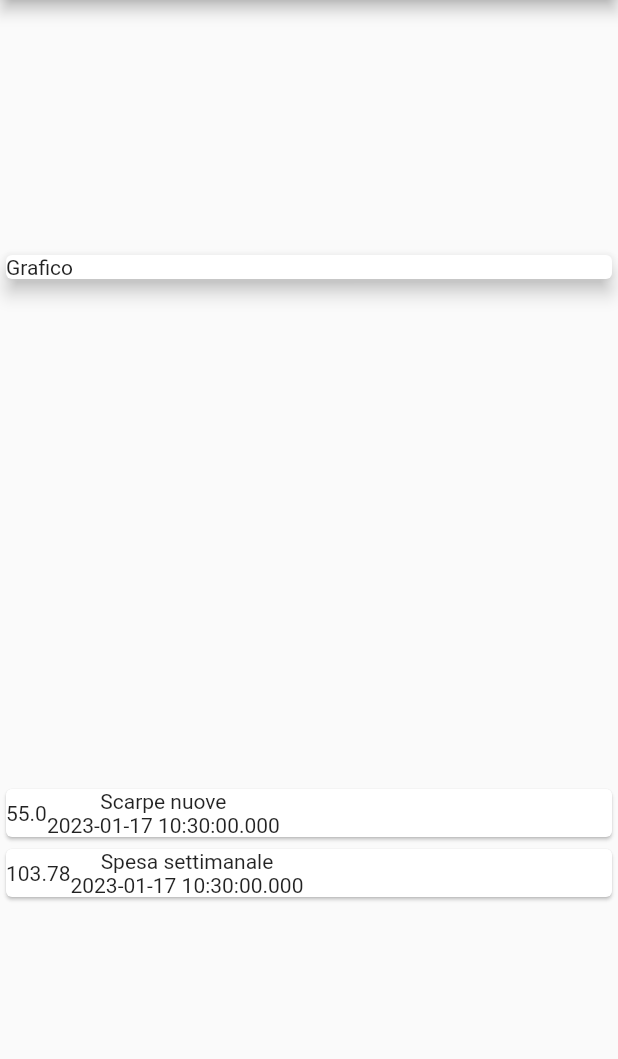
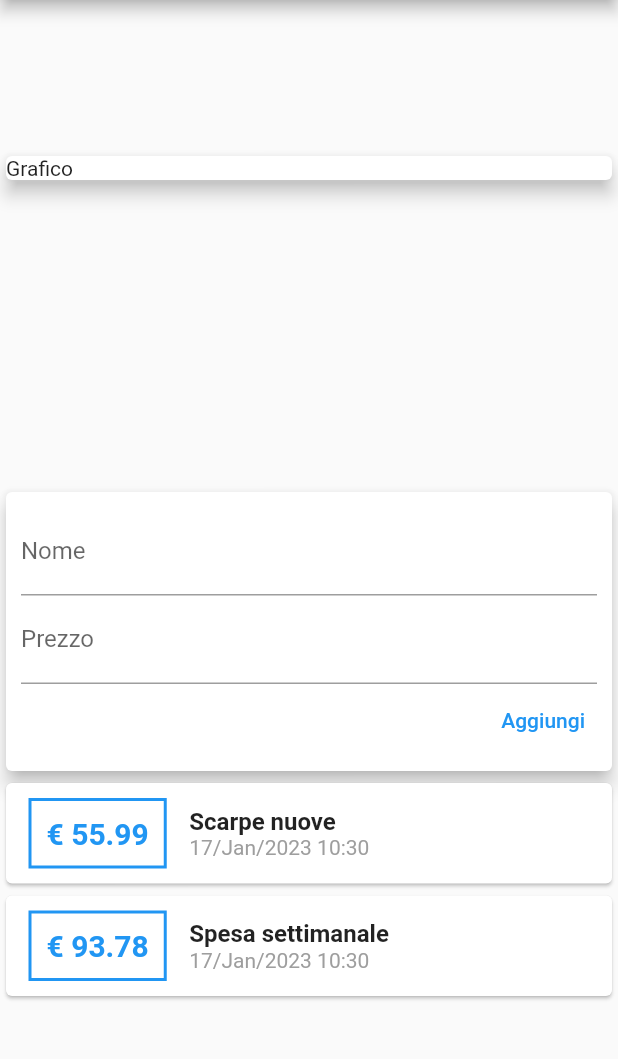
Before and after one commit to DavideIsaia/app_spese, a Flutter app: the screen it shows after launch, on a phone screen of 412 x 824 dp, the part 84-1143 px from its top. Run offline on Flutter 3.47's test engine with Material 2 defaults, Android fonts, the phone set to English and light mode, and no system bars.

Commit message:
suddiviso il main in widgets e possibilità di aggiungere nuovi elementi alla lista

```diff
--- a/lib/main.dart
+++ b/lib/main.dart
@@ -1,4 +1,5 @@
-import 'package:app_spese/transaction.dart';
+import 'package:app_spese/widgets/new_transaction.dart';
+import 'package:app_spese/widgets/user_transactions.dart';
 import 'package:flutter/material.dart';
 
 void main() => runApp(MyApp());
@@ -14,15 +15,12 @@ class MyApp extends StatelessWidget {
 }
 
 class MyHomePage extends StatelessWidget {
-  final List<Transaction> transactions = [
-    Transaction(
-        id: 't1', title: 'Scarpe nuove', amount: 55.00, date: DateTime.now()),
-    Transaction(
-        id: 't1',
-        title: 'Spesa settimanale',
-        amount: 103.78,
-        date: DateTime.now())
-  ];
+  // String titleInput = "";
+  // String amountInput = "";
+
+  final titleController = TextEditingController();
+  final amountController = TextEditingController();
+
   @override
   Widget build(BuildContext context) {
     return Scaffold(
@@ -40,25 +38,7 @@ class MyHomePage extends StatelessWidget {
               elevation: 5,
             ),
           ),
-          Column(
-            children: transactions.map((tx) {
-              return Card(
-                child: Row(
-                  children: <Widget>[
-                    Container(
-                      child: Text(tx.amount.toString()),
-                    ),
-                    Column(
-                      children: <Widget>[
-                        Text(tx.title),
-                        Text(tx.date.toString())
-                      ],
-                    )
-                  ],
-                ),
-              );
-            }).toList(),
-          )
+          UserTransactions()
         ],
       ),
     );
--- /dev/null
+++ b/lib/widgets/new_transaction.dart
@@ -0,0 +1,43 @@
+import 'package:flutter/src/widgets/container.dart';
+import 'package:flutter/src/widgets/framework.dart';
+import 'package:flutter/material.dart';
+
+class NewTransaction extends StatelessWidget {
+  final titleController = TextEditingController();
+  final amountController = TextEditingController();
+  final Function addTx;
+  NewTransaction(this.addTx);
+
+  @override
+  Widget build(BuildContext context) {
+    return Card(
+      elevation: 5,
+      child: Container(
+        padding: EdgeInsets.all(10),
+        child: Column(crossAxisAlignment: CrossAxisAlignment.end, children: [
+          TextField(
+            decoration: InputDecoration(labelText: 'Nome'),
+            controller: titleController,
+            // onChanged: (val) {
+            //   titleInput = val;
+            // },
+          ),
+          TextField(
+            decoration: InputDecoration(labelText: 'Prezzo'),
+            controller: amountController,
+            // onChanged: (val) {
+            //   amountInput = val;
+            // },
+          ),
+          TextButton(
+              onPressed: () {
+                //riesco a vedere questo metodo privato di user_transaction grazie alle righe 8 e 9
+                addTx(
+                    titleController.text, double.parse(amountController.text));
+              },
+              child: Text('Aggiungi'))
+        ]),
+      ),
+    );
+  }
+}
--- /dev/null
+++ b/lib/widgets/transaction_list.dart
@@ -0,0 +1,51 @@
+import 'package:flutter/src/widgets/container.dart';
+import 'package:flutter/src/widgets/framework.dart';
+import 'package:flutter/material.dart';
+import '../models/transaction.dart';
+import 'package:intl/intl.dart';
+
+class TransactionList extends StatelessWidget {
+  final List<Transaction> transactions;
+  TransactionList(this.transactions);
+
+  @override
+  Widget build(BuildContext context) {
+    return Column(
+      children: transactions.map((tx) {
+        return Card(
+          child: Row(
+            children: <Widget>[
+              Container(
+                margin: EdgeInsets.symmetric(vertical: 10, horizontal: 15),
+                decoration: BoxDecoration(
+                    border: Border.all(color: Colors.blue, width: 2)),
+                padding: EdgeInsets.all(10),
+                child: Text(
+                  '€ ${tx.amount}',
+                  style: TextStyle(
+                    fontWeight: FontWeight.bold,
+                    fontSize: 20,
+                    color: Colors.blue,
+                  ),
+                ),
+              ),
+              Column(
+                crossAxisAlignment: CrossAxisAlignment.start,
+                children: <Widget>[
+                  Text(
+                    tx.title,
+                    style: TextStyle(fontSize: 16, fontWeight: FontWeight.bold),
+                  ),
+                  Text(
+                    DateFormat('dd/MMM/yyyy hh:mm').format(tx.date),
+                    style: TextStyle(color: Colors.grey),
+                  )
+                ],
+              )
+            ],
+          ),
+        );
+      }).toList(),
+    );
+  }
+}
--- /dev/null
+++ b/lib/widgets/user_transactions.dart
@@ -0,0 +1,46 @@
+import 'package:flutter/src/widgets/container.dart';
+import 'package:flutter/src/widgets/framework.dart';
+import 'package:flutter/material.dart';
+import './transaction_list.dart';
+import './new_transaction.dart';
+import '../models/transaction.dart';
+
+class UserTransactions extends StatefulWidget {
+  @override
+  State<UserTransactions> createState() => _UserTransactionsState();
+}
+
+class _UserTransactionsState extends State<UserTransactions> {
+  final List<Transaction> _userTransactions = [
+    Transaction(
+        id: 't1', title: 'Scarpe nuove', amount: 55.99, date: DateTime.now()),
+    Transaction(
+        id: 't1',
+        title: 'Spesa settimanale',
+        amount: 93.78,
+        date: DateTime.now())
+  ];
+
+  void _addNewTransaction(String txTitle, double txAmount) {
+    final newTx = Transaction(
+        id: DateTime.now().toString(),
+        title: txTitle,
+        amount: txAmount,
+        date: DateTime.now());
+
+    setState(() {
+      // _userTransactions è final e non const, quindi possiamo usare il .add
+      _userTransactions.add(newTx);
+    });
+  }
+
+  @override
+  Widget build(BuildContext context) {
+    return Column(
+      children: [
+        NewTransaction(_addNewTransaction),//dentro le parentesi si va a riga 8 e 9 di new_transaction
+        TransactionList(_userTransactions),
+      ],
+    );
+  }
+}
--- a/pubspec.yaml
+++ b/pubspec.yaml
@@ -36,6 +36,7 @@ dependencies:
   # The following adds the Cupertino Icons font to your application.
   # Use with the CupertinoIcons class for iOS style icons.
   cupertino_icons: ^1.0.2
+  intl: ^0.18.0
 
 dev_dependencies:
   flutter_test:
```
Also changed, not shown: lib/models/transaction.dart (renamed from lib/transaction.dart), pubspec.lock.
